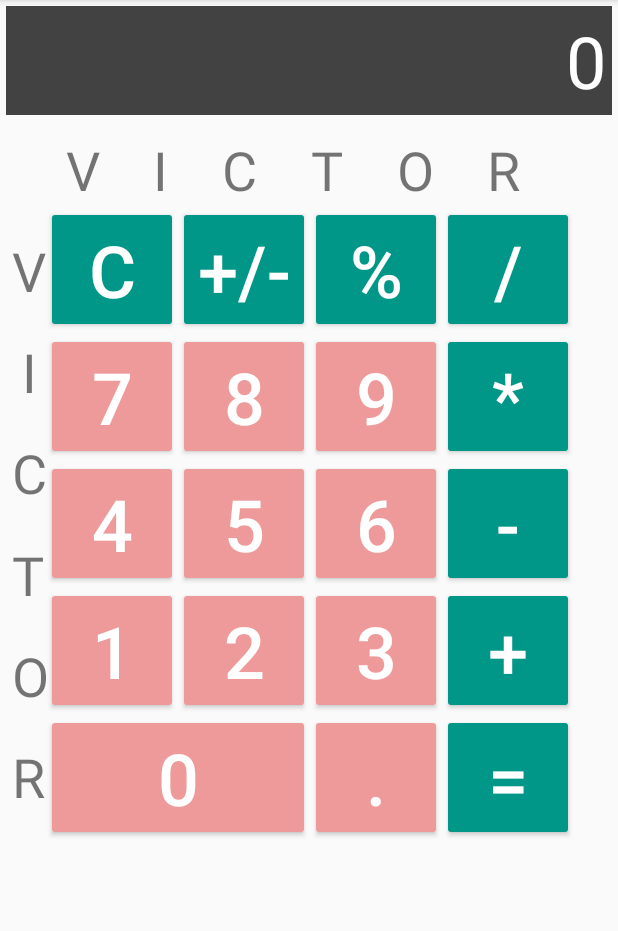
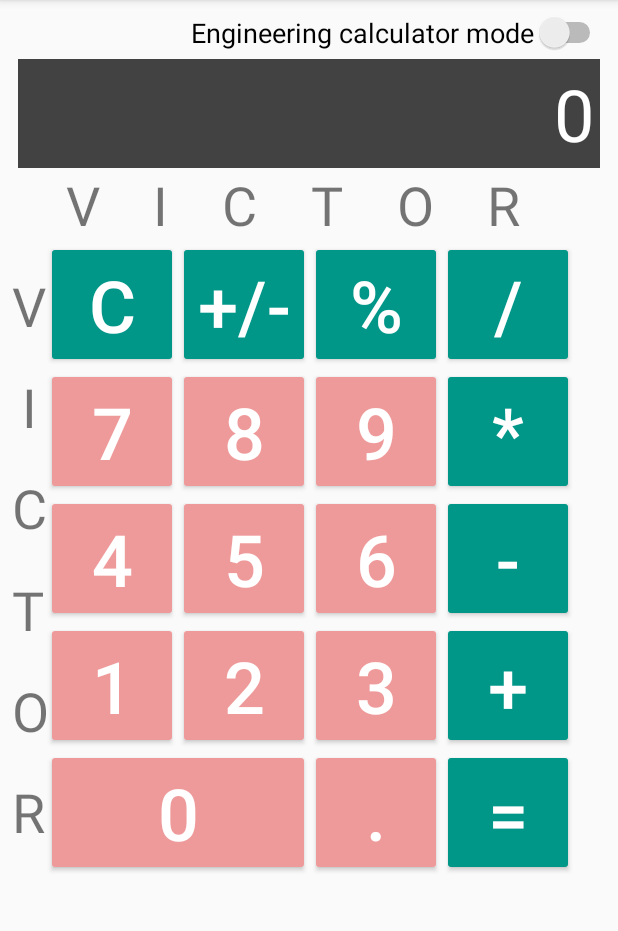
Before and after one commit to VityaJulin/Android_5.1.2, an Android app: the screen it shows after launch (MainActivity), on a phone screen of 412 x 824 dp, the part 84-1015 px from its top. Run offline under Robolectric (Android 15) with nearby library versions, the phone set to English and light mode, and no system bars.

Commit message:
add engineer mode

```diff
--- a/app/src/main/java/com/example/android_312/MainActivity.java
+++ b/app/src/main/java/com/example/android_312/MainActivity.java
@@ -3,7 +3,10 @@ package com.example.android_312;
 import android.os.Bundle;
 import android.view.View;
 import android.widget.Button;
+import android.widget.CompoundButton;
+import android.widget.Switch;
 import android.widget.TextView;
+import android.widget.Toast;
 
 import androidx.appcompat.app.AppCompatActivity;
 
@@ -37,13 +40,14 @@ public class MainActivity extends AppCompatActivity {
     private Button division;
     private Button multiply;
     private int calculate;
+    private Switch mode_switcher;
+    private View engineer_mode;
 
     @Override
     protected void onCreate(Bundle savedInstanceState) {
         super.onCreate(savedInstanceState);
         setContentView(R.layout.activity_main);
         initView();
-
         inputSequence = new StringBuffer();
 
         num9.setOnClickListener(new View.OnClickListener() {
@@ -183,6 +187,14 @@ public class MainActivity extends AppCompatActivity {
                 inputSequence.setLength(0);
             }
         });
+
+
+        mode_switcher.setOnCheckedChangeListener(new CompoundButton.OnCheckedChangeListener() {
+            @Override
+            public void onCheckedChanged(CompoundButton buttonView, boolean isChecked) {
+                engineer_mode.setVisibility(View.VISIBLE);
+            }
+        });
     }
 
     private void initView() {
@@ -206,6 +218,8 @@ public class MainActivity extends AppCompatActivity {
         minus = findViewById(R.id.btn_minus);
         division = findViewById(R.id.btn_division);
         multiply = findViewById(R.id.btn_multiply);
+        mode_switcher = findViewById(R.id.mode_switch);
+        engineer_mode = findViewById(R.id.engineer_calc);
     }
 
     private void getResult() {
--- a/app/src/main/res/layout/activity_main.xml
+++ b/app/src/main/res/layout/activity_main.xml
@@ -6,6 +6,73 @@
     android:layout_height="match_parent"
     android:orientation="vertical"
     tools:context=".MainActivity">
+
+    <LinearLayout
+        android:id="@+id/engineer_calc"
+        android:layout_width="match_parent"
+        android:layout_height="wrap_content"
+        android:orientation="horizontal"
+        android:visibility="gone">
+
+        <Button
+            android:id="@+id/sin_btn"
+            android:layout_width="wrap_content"
+            android:layout_height="wrap_content"
+            android:layout_weight="1"
+            android:text="sin"/>
+
+        <Button
+            android:id="@+id/cos_btn"
+            android:layout_width="wrap_content"
+            android:layout_height="wrap_content"
+            android:layout_weight="1"
+            android:text="cos"/>
+
+        <Button
+            android:id="@+id/tg_btn"
+            android:layout_width="wrap_content"
+            android:layout_height="wrap_content"
+            android:layout_weight="1"
+            android:text="tg"/>
+
+        <Button
+            android:id="@+id/ctg_btn"
+            android:layout_width="wrap_content"
+            android:layout_height="wrap_content"
+            android:layout_weight="1"
+            android:text="ctg"/>
+
+        <Button
+            android:id="@+id/sqrt_btn"
+            android:layout_width="wrap_content"
+            android:layout_height="wrap_content"
+            android:layout_weight="1"
+            android:text="sqrt"/>
+
+
+    </LinearLayout>
+
+
+
+    <FrameLayout
+        android:id="@+id/regular_calc"
+        android:layout_width="match_parent"
+        android:layout_height="match_parent">
+
+        <androidx.constraintlayout.widget.ConstraintLayout
+            android:layout_width="match_parent"
+            android:layout_height="match_parent"
+            android:padding="8dp">
+
+            <Switch
+                android:id="@+id/mode_switch"
+                android:layout_width="wrap_content"
+                android:layout_height="wrap_content"
+                android:text="Engineering calculator mode"
+                android:textSize="18dp"
+                app:layout_constraintEnd_toEndOf="parent"
+                app:layout_constraintTop_toTopOf="parent" />
+
 
             <TextView
                 android:id="@+id/calc_screen"
@@ -18,12 +85,9 @@
                 android:padding="4dp"
                 android:textColor="@color/colorWhite"
                 android:textColorHint="@color/colorWhite"
-        android:textSize="48sp" />
-
-    <androidx.constraintlayout.widget.ConstraintLayout
-        android:layout_width="match_parent"
-        android:layout_height="match_parent"
-        android:padding="8dp" >
+                android:textSize="48sp"
+                app:layout_constraintEnd_toStartOf="parent"
+                app:layout_constraintTop_toBottomOf="@id/mode_switch" />
 
             <TextView
                 android:id="@+id/v"
@@ -34,7 +98,7 @@
                 app:layout_constraintEnd_toStartOf="@id/i"
                 app:layout_constraintHorizontal_chainStyle="spread"
                 app:layout_constraintStart_toStartOf="parent"
-            app:layout_constraintTop_toTopOf="parent" />
+                app:layout_constraintTop_toBottomOf="@id/calc_screen" />
 
             <TextView
                 android:id="@+id/i"
@@ -44,7 +108,7 @@
                 android:textSize="36sp"
                 app:layout_constraintEnd_toStartOf="@id/c"
                 app:layout_constraintStart_toEndOf="@id/v"
-            app:layout_constraintTop_toTopOf="parent" />
+                app:layout_constraintTop_toBottomOf="@id/calc_screen" />
 
             <TextView
                 android:id="@+id/c"
@@ -54,7 +118,7 @@
                 android:textSize="36sp"
                 app:layout_constraintEnd_toStartOf="@id/t"
                 app:layout_constraintStart_toEndOf="@id/i"
-            app:layout_constraintTop_toTopOf="parent" />
+                app:layout_constraintTop_toBottomOf="@id/calc_screen" />
 
             <TextView
                 android:id="@+id/t"
@@ -64,7 +128,7 @@
                 android:textSize="36sp"
                 app:layout_constraintEnd_toStartOf="@id/o"
                 app:layout_constraintStart_toEndOf="@id/c"
-            app:layout_constraintTop_toTopOf="parent" />
+                app:layout_constraintTop_toBottomOf="@id/calc_screen" />
 
             <TextView
                 android:id="@+id/o"
@@ -74,7 +138,7 @@
                 android:textSize="36sp"
                 app:layout_constraintEnd_toStartOf="@id/r"
                 app:layout_constraintStart_toEndOf="@id/t"
-            app:layout_constraintTop_toTopOf="parent" />
+                app:layout_constraintTop_toBottomOf="@id/calc_screen" />
 
             <TextView
                 android:id="@+id/r"
@@ -84,7 +148,7 @@
                 android:textSize="36sp"
                 app:layout_constraintEnd_toEndOf="@id/number_block"
                 app:layout_constraintStart_toEndOf="@id/o"
-            app:layout_constraintTop_toTopOf="parent" />
+                app:layout_constraintTop_toBottomOf="@id/calc_screen" />
 
             <TextView
                 android:id="@+id/v2"
@@ -104,8 +168,8 @@
                 android:layout_height="wrap_content"
                 android:text="I"
                 android:textSize="36sp"
+                app:layout_constraintBottom_toTopOf="@id/c2"
                 app:layout_constraintEnd_toStartOf="@id/number_block"
-            app:layout_constraintBottom_toTopOf="@id/c2"
                 app:layout_constraintStart_toStartOf="parent"
                 app:layout_constraintTop_toBottomOf="@id/v2" />
 
@@ -357,4 +421,5 @@
 
             </LinearLayout>
         </androidx.constraintlayout.widget.ConstraintLayout>
+    </FrameLayout>
 </LinearLayout>
```
Lines whose indentation alone changed are shown as unchanged.
